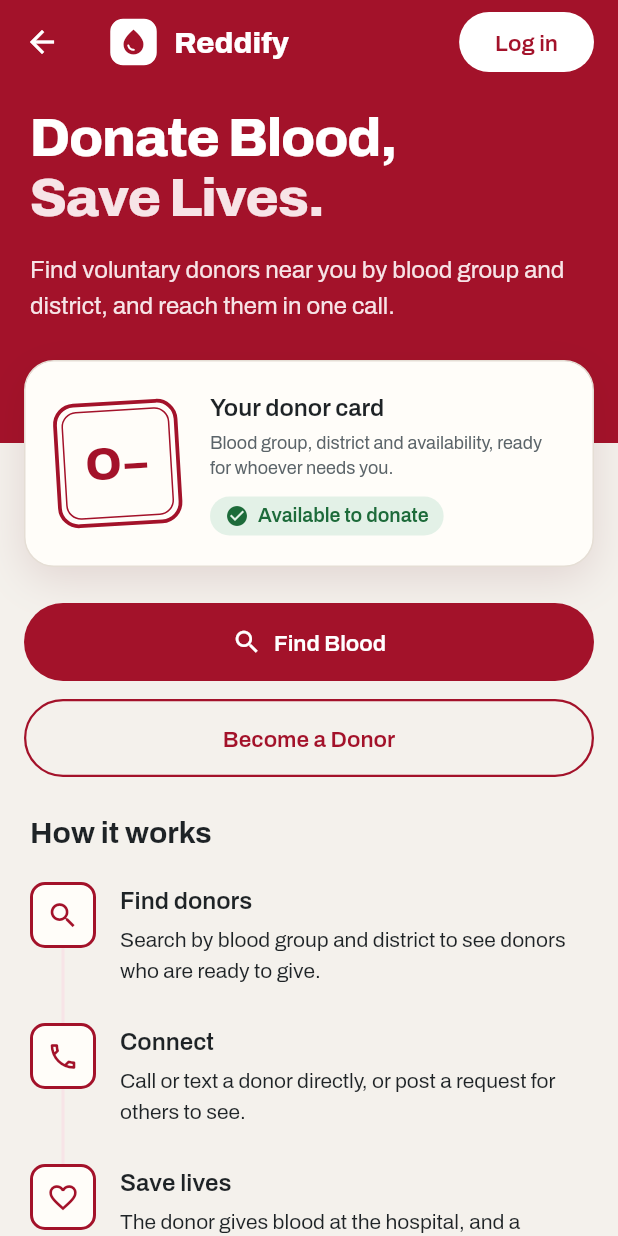
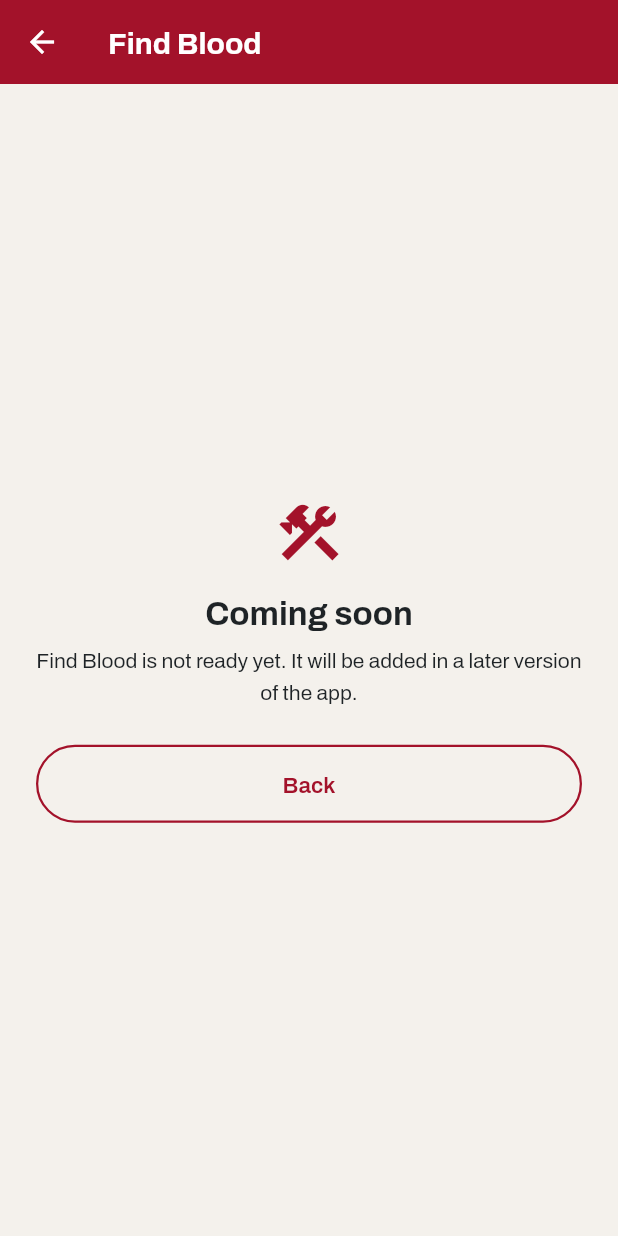
Before and after one commit to saadaintsad/blood-bank, a Flutter app: the HomeScreen screen opened directly, after a tap on "Find Blood", on a phone screen of 412 x 824 dp. Run offline on Flutter 3.47's test engine with Material 3 defaults, Android fonts, the phone set to English and light mode, and no system bars; our stand-ins replace google_fonts; accounts and stored records are empty.

Commit message:
Home screen logged-in/out states and named routes

```diff
--- a/lib/app.dart
+++ b/lib/app.dart
@@ -4,14 +4,17 @@ import 'package:provider/provider.dart';
 import 'data/mock/mock_auth_repository.dart';
 import 'providers/auth_provider.dart';
 import 'screens/auth/login_screen.dart';
+import 'screens/coming_soon/coming_soon_screen.dart';
+import 'screens/home/home_screen.dart';
 import 'theme/app_theme.dart';
+import 'utils/app_routes.dart';
 import 'utils/constants.dart';
 import 'widgets/phone_frame.dart';
 
 /// The root widget of Reddify.
 ///
-/// It creates the app-wide providers, sets the theme and the first screen.
-/// Navigation routes will be added here in a later task.
+/// It creates the app-wide providers, sets the theme and lists every
+/// screen the app can navigate to (the routes).
 class ReddifyApp extends StatelessWidget {
   const ReddifyApp({super.key});
 
@@ -29,9 +32,15 @@ class ReddifyApp extends StatelessWidget {
         // `builder` wraps whatever page is showing (the Navigator), so every
         // screen, dialog and snackbar appears inside the phone frame.
         builder: (context, child) => PhoneFrame(child: child!),
-        // Shows one screen at a time for now. Swap in HomeScreen()
-        // (screens/home/home_screen.dart) to see the Home screen again.
-        home: const LoginScreen(),
+        // Named routes: each name maps to a function that builds a screen.
+        // Screens open each other with Navigator.pushNamed(context, name),
+        // which puts the new screen on top of a stack; pop() goes back.
+        initialRoute: AppRoutes.home,
+        routes: {
+          AppRoutes.home: (_) => const HomeScreen(),
+          AppRoutes.login: (_) => const LoginScreen(),
+          AppRoutes.comingSoon: (_) => const ComingSoonScreen(),
+        },
       ),
     );
   }
--- a/lib/data/mock/sample_users.dart
+++ b/lib/data/mock/sample_users.dart
@@ -12,5 +12,10 @@ const String samplePassword = 'demo1234';
 /// Accounts the mock login accepts.
 const List<AppUser> sampleUsers = [
   AppUser(id: 'user-1', name: 'Sample Seeker', phone: '01700000001'),
-  AppUser(id: 'user-2', name: 'Sample Donor', phone: '01700000002'),
+  AppUser(
+    id: 'user-2',
+    name: 'Sample Donor',
+    phone: '01700000002',
+    isDonor: true,
+  ),
 ];
--- a/lib/models/user.dart
+++ b/lib/models/user.dart
@@ -8,6 +8,7 @@ class AppUser {
     required this.id,
     required this.name,
     required this.phone,
+    this.isDonor = false,
   });
 
   final String id;
@@ -15,4 +16,8 @@ class AppUser {
 
   /// Always stored as 01XXXXXXXXX (see utils/phone_number.dart).
   final String phone;
+
+  /// True once the user has registered as a donor. Home hides
+  /// "Register as Donor" for donors. The full donor profile comes later.
+  final bool isDonor;
 }
--- a/lib/providers/auth_provider.dart
+++ b/lib/providers/auth_provider.dart
@@ -50,4 +50,14 @@ class AuthProvider extends ChangeNotifier {
       notifyListeners();
     }
   }
+
+  /// Logs the current user out.
+  ///
+  /// With mock data there is nothing to tell a server, so we only clear
+  /// the local state. The Supabase version will also sign out there.
+  void logOut() {
+    _currentUser = null;
+    _errorMessage = null;
+    notifyListeners(); // Screens watching us switch to the logged-out view.
+  }
 }
--- a/lib/screens/auth/login_screen.dart
+++ b/lib/screens/auth/login_screen.dart
@@ -2,6 +2,7 @@ import 'package:flutter/material.dart';
 
 import '../../theme/colors.dart';
 import '../../theme/spacing.dart';
+import '../../utils/app_routes.dart';
 import '../../utils/constants.dart';
 import '../../widgets/app_logo.dart';
 import '../../widgets/raised_card.dart';
@@ -57,12 +58,24 @@ class LoginScreen extends StatelessWidget {
                     AuthSwitchPrompt(
                       question: "Don't have an account?",
                       actionLabel: 'Register',
-                      onPressed: () {}, // Register screen comes later.
+                      // The Register screen comes later.
+                      onPressed: () => Navigator.pushNamed(
+                        context,
+                        AppRoutes.comingSoon,
+                        arguments: 'Register',
+                      ),
                     ),
                   ],
                 ),
               ),
             ),
+            // No app bar on this screen, so we add our own back arrow,
+            // drawn last so it sits on top. Only shown when there is a
+            // screen to go back to.
+            if (Navigator.canPop(context))
+              const SafeArea(
+                child: BackButton(color: AppColors.onPrimary),
+              ),
           ],
         ),
       ),
--- a/lib/screens/auth/widgets/login_form.dart
+++ b/lib/screens/auth/widgets/login_form.dart
@@ -63,6 +63,12 @@ class _LoginFormState extends State<LoginForm> {
     ScaffoldMessenger.of(context).showSnackBar(
       SnackBar(content: Text(message)),
     );
+
+    // Go back to the screen that opened Login (usually Home), which now
+    // shows the logged-in version. The snackbar stays visible because it
+    // belongs to the app-wide ScaffoldMessenger, not to this screen.
+    final navigator = Navigator.of(context);
+    if (success && navigator.canPop()) navigator.pop();
   }
 
   @override
--- /dev/null
+++ b/lib/screens/coming_soon/coming_soon_screen.dart
@@ -0,0 +1,58 @@
+import 'package:flutter/material.dart';
+
+import '../../theme/colors.dart';
+import '../../theme/spacing.dart';
+import '../../widgets/app_button.dart';
+
+/// A stand-in for screens that are not built yet.
+///
+/// Open it with:
+///   Navigator.pushNamed(context, AppRoutes.comingSoon, arguments: 'Find Blood');
+/// The `arguments` value becomes the title.
+class ComingSoonScreen extends StatelessWidget {
+  const ComingSoonScreen({super.key});
+
+  @override
+  Widget build(BuildContext context) {
+    // ModalRoute.of(context) is the route that is showing this screen.
+    // Its settings carry whatever was passed as `arguments` to pushNamed.
+    final arguments = ModalRoute.of(context)?.settings.arguments;
+    final featureName = arguments is String ? arguments : 'This feature';
+    final textTheme = Theme.of(context).textTheme;
+
+    return Scaffold(
+      appBar: AppBar(title: Text(featureName)),
+      body: Center(
+        child: Padding(
+          padding: const EdgeInsets.all(AppSpacing.lg),
+          child: Column(
+            mainAxisSize: MainAxisSize.min,
+            children: [
+              const Icon(
+                Icons.construction_outlined,
+                size: AppSpacing.xxl,
+                color: AppColors.primary,
+              ),
+              const SizedBox(height: AppSpacing.md),
+              Text('Coming soon', style: textTheme.headlineSmall),
+              const SizedBox(height: AppSpacing.sm),
+              Text(
+                '$featureName is not ready yet. It will be added in a later '
+                'version of the app.',
+                textAlign: TextAlign.center,
+                style: textTheme.bodyMedium,
+              ),
+              const SizedBox(height: AppSpacing.lg),
+              AppButton(
+                label: 'Back',
+                variant: AppButtonVariant.outlined,
+                // pop() removes this screen and shows the one below it.
+                onPressed: () => Navigator.of(context).pop(),
+              ),
+            ],
+          ),
+        ),
+      ),
+    );
+  }
+}
--- a/lib/screens/home/home_screen.dart
+++ b/lib/screens/home/home_screen.dart
@@ -1,6 +1,7 @@
 import 'package:flutter/material.dart';
+import 'package:provider/provider.dart';
 
-import '../../theme/colors.dart';
+import '../../providers/auth_provider.dart';
 import '../../theme/spacing.dart';
 import '../../utils/constants.dart';
 import '../../widgets/app_logo.dart';
@@ -10,25 +11,30 @@ import '../../widgets/section_header.dart';
 import '../../widgets/step_card.dart';
 import '../../widgets/trust_point.dart';
 import 'home_content.dart';
+import 'widgets/home_actions.dart';
 
-/// The public Home screen. Anyone can see it without logging in.
+/// The Home screen. Anyone can see it, logged in or not.
 ///
-/// It explains what Reddify does and offers the two main paths:
-/// finding blood and becoming a donor. Buttons do nothing yet; they will
-/// open other screens in later stages.
+/// It explains what Reddify does and shows the main actions. Which
+/// actions appear depends on login state (see HomeActions).
 class HomeScreen extends StatelessWidget {
   const HomeScreen({super.key});
 
   @override
   Widget build(BuildContext context) {
+    final isLoggedIn = context.watch<AuthProvider>().isLoggedIn;
+
     return Scaffold(
       appBar: AppBar(
         title: const AppLogo(onDark: true),
         actions: [
-          Padding(
-            padding: const EdgeInsets.only(right: AppSpacing.md),
-            child: _LoginButton(onPressed: () {}),
-          ),
+          // Temporary: log out lives here until the Profile screen exists.
+          if (isLoggedIn)
+            IconButton(
+              icon: const Icon(Icons.logout),
+              tooltip: 'Log out',
+              onPressed: () => context.read<AuthProvider>().logOut(),
+            ),
         ],
       ),
       // SingleChildScrollView + Column, because this page is a short,
@@ -37,7 +43,7 @@ class HomeScreen extends StatelessWidget {
         child: Column(
           crossAxisAlignment: CrossAxisAlignment.stretch,
           children: [
-            HomeHero(onFindBlood: () {}, onBecomeDonor: () {}),
+            const HomeHero(actions: HomeActions()),
             _buildHowItWorks(),
             const SizedBox(height: AppSpacing.lg),
             _buildWhyReddify(),
@@ -97,25 +103,3 @@ class HomeScreen extends StatelessWidget {
     );
   }
 }
-
-/// White pill button for the crimson app bar.
-class _LoginButton extends StatelessWidget {
-  const _LoginButton({required this.onPressed});
-
-  final VoidCallback onPressed;
-
-  @override
-  Widget build(BuildContext context) {
-    return FilledButton(
-      onPressed: onPressed,
-      // Override the theme colours just for this button, because the
-      // normal crimson button would disappear on the crimson bar.
-      style: FilledButton.styleFrom(
-        backgroundColor: Colors.white,
-        foregroundColor: AppColors.primary,
-        minimumSize: const Size(88, 40),
-      ),
-      child: const Text('Log in'),
-    );
-  }
-}
--- /dev/null
+++ b/lib/screens/home/widgets/home_actions.dart
@@ -0,0 +1,73 @@
+import 'package:flutter/material.dart';
+import 'package:provider/provider.dart';
+
+import '../../../providers/auth_provider.dart';
+import '../../../theme/spacing.dart';
+import '../../../utils/app_routes.dart';
+import '../../../widgets/app_button.dart';
+import '../../auth/widgets/auth_switch_prompt.dart';
+
+/// The main buttons on the Home screen. They change with login state
+/// (see "Home screen" in docs/requirements.md):
+///
+/// - Logged out: Find Blood, Register as Donor, "Already have an account?
+///   Log in".
+/// - Logged in: Find Blood, Post Request, and Register as Donor only for
+///   users who are not donors yet.
+class HomeActions extends StatelessWidget {
+  const HomeActions({super.key});
+
+  /// Opens the placeholder screen with [featureName] as its title.
+  /// Swap these for real routes as each screen gets built.
+  void _openComingSoon(BuildContext context, String featureName) {
+    Navigator.pushNamed(context, AppRoutes.comingSoon, arguments: featureName);
+  }
+
+  @override
+  Widget build(BuildContext context) {
+    // context.watch rebuilds this widget whenever AuthProvider changes,
+    // so logging in or out swaps the buttons straight away.
+    final user = context.watch<AuthProvider>().currentUser;
+    final isLoggedIn = user != null;
+    final showRegisterAsDonor = !isLoggedIn || !user.isDonor;
+
+    // The gap between stacked buttons.
+    const gap = SizedBox(height: AppSpacing.sm + 4);
+
+    return Column(
+      crossAxisAlignment: CrossAxisAlignment.stretch,
+      children: [
+        AppButton(
+          label: 'Find Blood',
+          icon: Icons.search,
+          onPressed: () => _openComingSoon(context, 'Find Blood'),
+        ),
+        if (isLoggedIn) ...[
+          gap,
+          AppButton(
+            label: 'Post Request',
+            icon: Icons.add,
+            variant: AppButtonVariant.outlined,
+            onPressed: () => _openComingSoon(context, 'Post Request'),
+          ),
+        ],
+        if (showRegisterAsDonor) ...[
+          gap,
+          AppButton(
+            label: 'Register as Donor',
+            variant: AppButtonVariant.outlined,
+            onPressed: () => _openComingSoon(context, 'Register as Donor'),
+          ),
+        ],
+        if (!isLoggedIn) ...[
+          const SizedBox(height: AppSpacing.xs),
+          AuthSwitchPrompt(
+            question: 'Already have an account?',
+            actionLabel: 'Log in',
+            onPressed: () => Navigator.pushNamed(context, AppRoutes.login),
+          ),
+        ],
+      ],
+    );
+  }
+}
--- /dev/null
+++ b/lib/utils/app_routes.dart
@@ -0,0 +1,16 @@
+/// Names of the app's screens, used with Navigator.pushNamed.
+///
+/// Keeping the names here (not as typed strings in each screen) means a
+/// typo becomes a compile error instead of a "route not found" crash.
+/// The table that maps each name to a screen is in app.dart.
+class AppRoutes {
+  AppRoutes._();
+
+  /// The first screen. '/' is Flutter's name for the starting route.
+  static const String home = '/';
+  static const String login = '/login';
+
+  /// Placeholder for screens that are not built yet. Pass the feature
+  /// name as `arguments`, e.g. pushNamed(comingSoon, arguments: 'Find Blood').
+  static const String comingSoon = '/coming-soon';
+}
--- a/lib/widgets/home_hero.dart
+++ b/lib/widgets/home_hero.dart
@@ -2,23 +2,20 @@ import 'package:flutter/material.dart';
 
 import '../theme/colors.dart';
 import '../theme/spacing.dart';
-import 'app_button.dart';
 import 'hero_donor_card.dart';
 
 /// The top section of the Home screen.
 ///
 /// A crimson band (continuing the app bar) holds the headline. The donor
-/// card illustration sits across the bottom edge of the band, and the two
-/// main buttons sit below it.
+/// card illustration sits across the bottom edge of the band, and the
+/// [actions] sit below it.
 class HomeHero extends StatelessWidget {
-  const HomeHero({
-    super.key,
-    required this.onFindBlood,
-    required this.onBecomeDonor,
-  });
+  const HomeHero({super.key, required this.actions});
 
-  final VoidCallback onFindBlood;
-  final VoidCallback onBecomeDonor;
+  /// The buttons shown under the card. The screen passes them in, because
+  /// which buttons appear depends on login state, and the hero should only
+  /// care about layout.
+  final Widget actions;
 
   /// How much of the card's height (0 to 1) has crimson behind it.
   static const double _bandShare = 0.4;
@@ -87,7 +84,7 @@ class HomeHero extends StatelessWidget {
           child: const HeroDonorCard(),
         ),
 
-        // 3. The two main actions.
+        // 3. The main actions.
         Padding(
           padding: const EdgeInsets.fromLTRB(
             AppSpacing.md,
@@ -95,21 +92,7 @@ class HomeHero extends StatelessWidget {
             AppSpacing.md,
             0,
           ),
-          child: Column(
-            children: [
-              AppButton(
-                label: 'Find Blood',
-                icon: Icons.search,
-                onPressed: onFindBlood,
-              ),
-              const SizedBox(height: AppSpacing.sm + 4),
-              AppButton(
-                label: 'Become a Donor',
-                variant: AppButtonVariant.outlined,
-                onPressed: onBecomeDonor,
-              ),
-            ],
-          ),
+          child: actions,
         ),
       ],
     );
```
Also changed, not shown: 2 other files.
